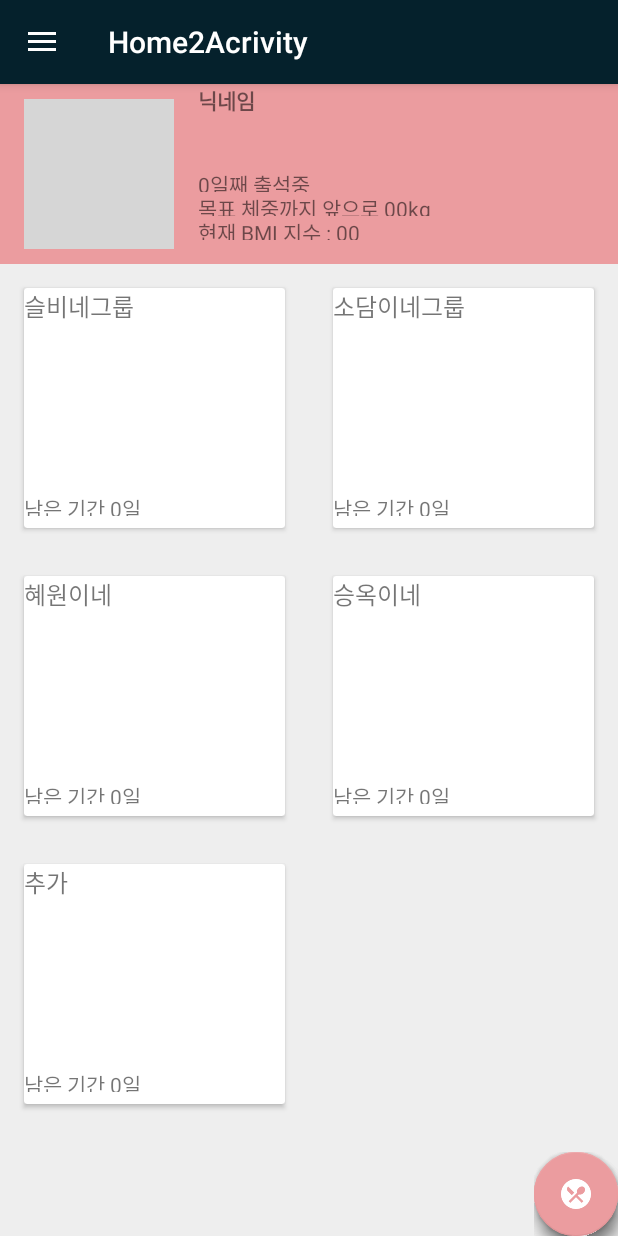
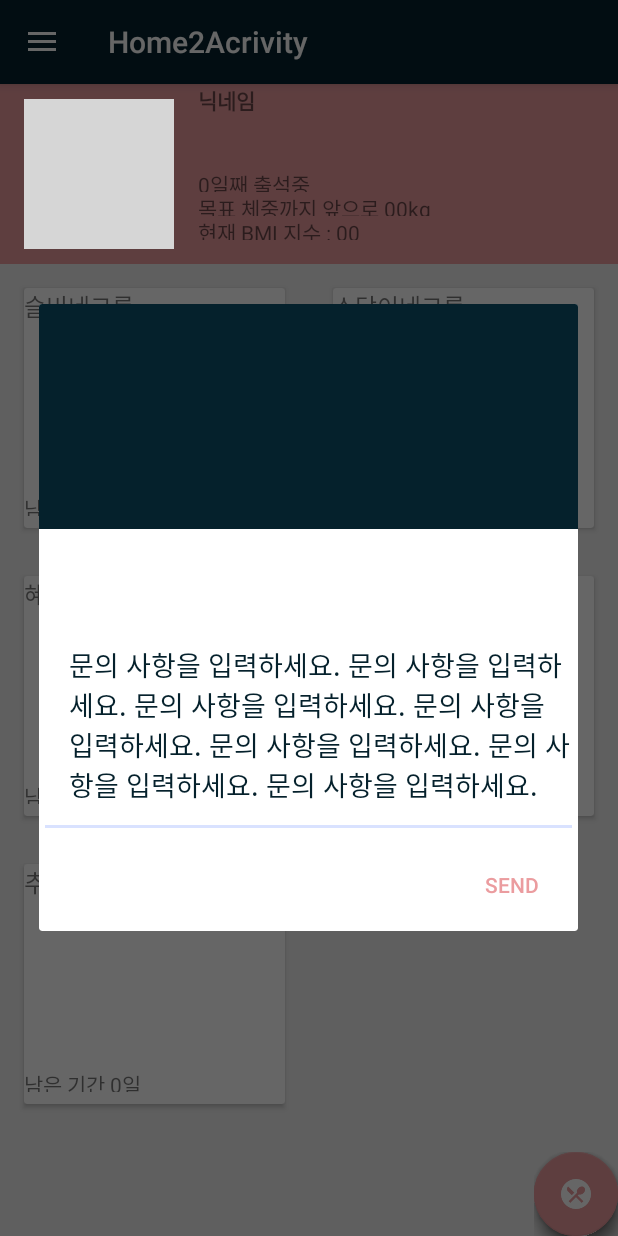
Before and after one commit to sodami/ExGroupV0.1, an Android app: the Home2Activity screen opened directly, with no data from a screen before it, in the side drawer, after a tap on "개발자에게 문의하기", on a phone screen of 412 x 824 dp. Run offline under Robolectric (Android 15) with nearby library versions, the phone set to English and light mode, and no system bars; our stand-ins replace ButterKnife, CircleImageView; libraries missing offline, so code that uses them is left out: com.github.clans.fab; plain views replace FloatingActionButton, FloatingActionMenu; 3 statements that could not run were skipped; grey boxes are pictures that could not be loaded.

Commit message:
개발자 문의하기 추가

```diff
--- a/app/src/main/java/com/google/slashb410/exgroup/ui/Home2Activity.java
+++ b/app/src/main/java/com/google/slashb410/exgroup/ui/Home2Activity.java
@@ -1,14 +1,19 @@
 package com.google.slashb410.exgroup.ui;
 
+import android.content.Context;
+import android.content.DialogInterface;
 import android.os.Bundle;
 import android.support.design.widget.NavigationView;
 import android.support.v4.view.GravityCompat;
 import android.support.v4.widget.DrawerLayout;
 import android.support.v7.app.ActionBarDrawerToggle;
+import android.support.v7.app.AlertDialog;
 import android.support.v7.app.AppCompatActivity;
 import android.support.v7.widget.Toolbar;
+import android.view.LayoutInflater;
 import android.view.MenuItem;
 import android.view.View;
+import android.view.ViewGroup;
 import android.widget.AdapterView;
 import android.widget.GridView;
 
@@ -43,6 +48,7 @@ public class Home2Activity extends AppCompatActivity
     protected void onCreate(Bundle savedInstanceState) {
         super.onCreate(savedInstanceState);
         setContentView(R.layout.activity_home2_acrivity);
+//        requestWindowFeature(Window.FEATURE_NO_TITLE);
         Toolbar toolbar = (Toolbar) findViewById(R.id.toolbar);
         setSupportActionBar(toolbar);
 
@@ -122,7 +128,20 @@ public class Home2Activity extends AppCompatActivity
         } else if (id == R.id.nav_slideshow) {
 
         } else if (id == R.id.nav_manage) {
+            Context mContext = getApplicationContext();
+            LayoutInflater inflater = (LayoutInflater) mContext.getSystemService(LAYOUT_INFLATER_SERVICE);
+            View layout = inflater.inflate(R.layout.activity_developer_message,(ViewGroup) findViewById(R.id.popup));
+            AlertDialog.Builder aDialog = new AlertDialog.Builder(Home2Activity.this);
+//            aDialog.setTitle("개발자 문의메일"); //타이틀바 제목
+            aDialog.setView(layout); //dialog.xml 파일을 뷰로 셋팅
+                aDialog.setNegativeButton("send", new DialogInterface.OnClickListener() {
+                    public void onClick(DialogInterface dialog, int which) {
 
+                    }
+                });
+            //팝업창 생성
+            AlertDialog ad = aDialog.create();
+            ad.show();
         } else if (id == R.id.nav_share) {
 
         } else if (id == R.id.nav_send) {
--- a/app/src/main/java/com/google/slashb410/exgroup/ui/mypage/MyHomeActivity.java
+++ b/app/src/main/java/com/google/slashb410/exgroup/ui/mypage/MyHomeActivity.java
@@ -5,6 +5,7 @@ import android.support.v4.content.ContextCompat;
 import android.support.v7.app.AppCompatActivity;
 import android.view.View;
 import android.view.ViewGroup;
+import android.view.Window;
 import android.widget.ImageView;
 import android.widget.TabHost;
 
@@ -30,6 +31,7 @@ public class MyHomeActivity extends AppCompatActivity {
     @Override
     protected void onCreate(Bundle savedInstanceState) {
         super.onCreate(savedInstanceState);
+        requestWindowFeature(Window.FEATURE_NO_TITLE);
         setContentView(R.layout.activity_my_home);
         layoutGraphView = (ViewGroup) findViewById(R.id.tab1);
 
--- /dev/null
+++ b/app/src/main/res/layout/activity_developer_message.xml
@@ -0,0 +1,61 @@
+<?xml version="1.0" encoding="utf-8"?>
+<ScrollView xmlns:android="http://schemas.android.com/apk/res/android"
+    xmlns:app="http://schemas.android.com/apk/res-auto"
+    xmlns:tools="http://schemas.android.com/tools"
+    android:id="@+id/popup"
+    android:layout_width="match_parent"
+    android:layout_height="match_parent"
+    android:orientation="vertical"
+    tools:context="com.google.slashb410.exgroup.ui.Home2Activity">
+
+    <LinearLayout
+        android:layout_width="fill_parent"
+        android:layout_height="fill_parent"
+        android:orientation="vertical"
+        android:weightSum="2">
+
+            <LinearLayout
+            android:layout_width="match_parent"
+            android:layout_height="150dp"
+                android:background="@color/colorPrimary">
+
+                <ImageView
+                    android:layout_width="match_parent"
+                    android:layout_height="100dp"
+                    app:srcCompat="@drawable/ic_launcher"
+                    android:id="@+id/imageView2"
+                    android:layout_marginTop="30dp" />
+
+            </LinearLayout>
+
+        <TextView
+            android:hint="문의 제목"
+            android:layout_width="match_parent"
+            android:layout_height="wrap_content"
+            android:id="@+id/textView3"
+            android:layout_weight="1"
+            android:textSize="24sp"
+            android:paddingLeft="20dp"
+            android:paddingTop="20dp" />
+
+        <EditText
+            android:layout_width="match_parent"
+            android:layout_height="150dp"
+            android:textColor="@color/colorPrimary"
+            android:text="문의 사항을 입력하세요. 문의 사항을 입력하세요. 문의 사항을 입력하세요. 문의 사항을 입력하세요. 문의 사항을 입력하세요. 문의 사항을 입력하세요. 문의 사항을 입력하세요."
+            android:ems="10"
+            android:id="@+id/editText"
+            android:paddingLeft="20dp" />
+
+        // 이벤트 메일 발송으로 설정
+        <!--<Button-->
+            <!--android:text="send"-->
+            <!--android:id="@+id/button3"-->
+            <!--android:layout_width="100dp"-->
+            <!--android:layout_height="match_parent"-->
+            <!--android:layout_gravity="right"-->
+            <!--android:background="@android:color/transparent"-->
+            <!--android:textColor="@color/colorAccent" />-->
+    </LinearLayout>
+
+</ScrollView>
--- a/app/src/main/res/layout/activity_home2_acrivity.xml
+++ b/app/src/main/res/layout/activity_home2_acrivity.xml
@@ -8,7 +8,6 @@
     android:layout_height="match_parent"
     android:fitsSystemWindows="true"
     tools:openDrawer="start">
-
 
         <include
             layout="@layout/app_bar_home2_acrivity"
@@ -23,6 +22,4 @@
             android:fitsSystemWindows="true"
             app:headerLayout="@layout/nav_header_home2_acrivity"
             app:menu="@menu/activity_home2_acrivity_drawer" />
-
-
 </android.support.v4.widget.DrawerLayout>
--- a/app/src/main/res/layout/activity_to_developer.xml
+++ b/app/src/main/res/layout/activity_to_developer.xml
@@ -10,4 +10,9 @@
     android:paddingTop="@dimen/activity_vertical_margin"
     tools:context="com.google.slashb410.exgroup.ui.settings.ToDeveloperActivity">
 
+    <TextView
+        android:layout_width="match_parent"
+        android:layout_height="match_parent"
+        android:text="hello!"/>
+
 </RelativeLayout>
--- a/app/src/main/res/menu/activity_home2_acrivity_drawer.xml
+++ b/app/src/main/res/menu/activity_home2_acrivity_drawer.xml
@@ -1,5 +1,6 @@
 <?xml version="1.0" encoding="utf-8"?>
-<menu xmlns:android="http://schemas.android.com/apk/res/android">
+<menu xmlns:app="http://schemas.android.com/apk/res-auto"
+    xmlns:android="http://schemas.android.com/apk/res/android">
 
     <group android:checkableBehavior="single">
         <item
@@ -10,6 +11,7 @@
             android:id="@+id/nav_gallery"
             android:icon="@drawable/ic_menu_gallery"
             android:title="출석체크 알림" />
+
         <item
             android:id="@+id/nav_slideshow"
             android:icon="@drawable/ic_menu_slideshow"
```
Also changed, not shown: app/src/main/AndroidManifest.xml (+5 -2 lines), app/src/main/java/com/google/slashb410/exgroup/ui/mypage/DeveloperMessage.java (added, +17 -0 lines), app/src/main/res/layout/nav_header_home2_acrivity.xml (+9 -13 lines).
